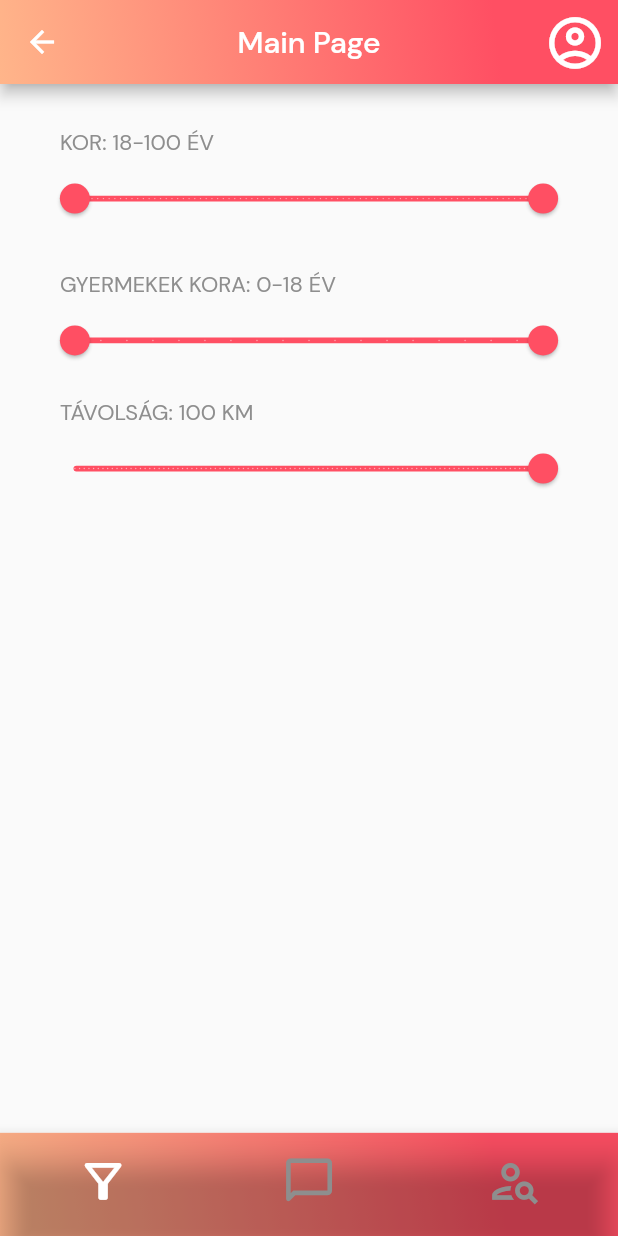
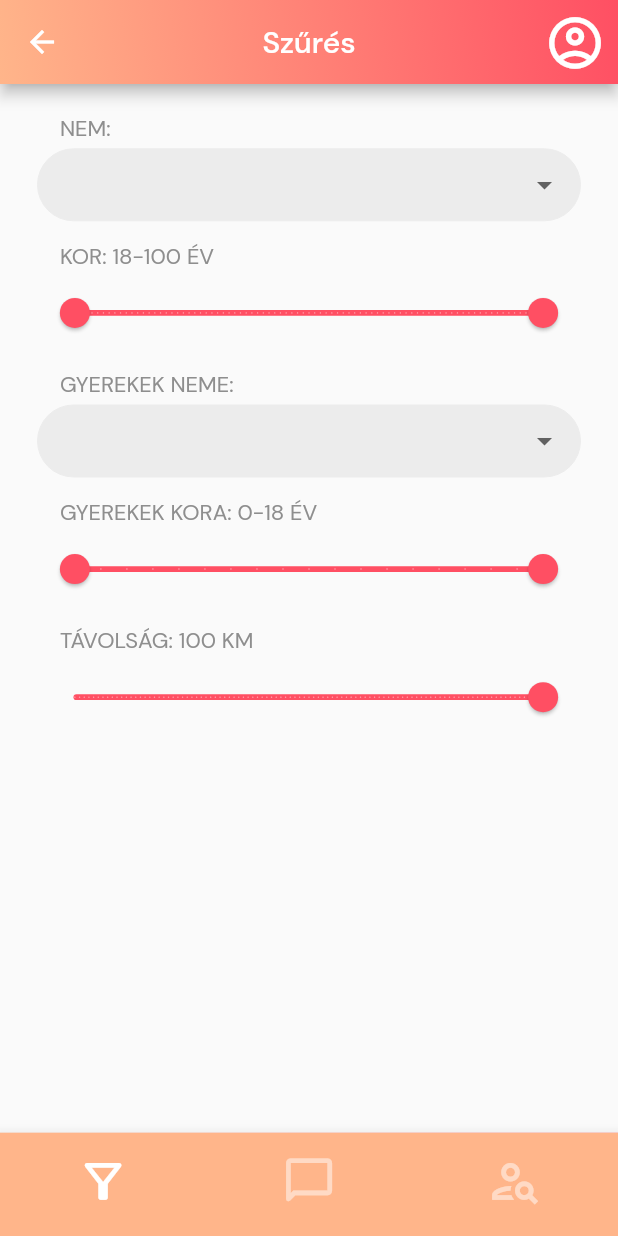
Before and after one commit to franciskav/Onlab1, a Flutter app: the MainPage screen opened by its route, on a phone screen of 412 x 824 dp. Run offline on Flutter 3.47's test engine with Material 2 defaults, Android fonts, the light colour scheme and no system bars; our stand-ins replace firebase_auth, firebase_core, firebase_database, firebase_storage, flutter_mobx, flutter_screenutil and 4 more; accounts and stored records are empty; generated files the repository leaves out were written again.

Commit message:
small fixes

```diff
--- a/lib/components/appBar/gradient_background.dart
+++ b/lib/components/appBar/gradient_background.dart
@@ -11,7 +11,7 @@ class GradientBackground extends StatelessWidget {
           gradient: LinearGradient(
               begin: Alignment.bottomLeft,
               end: Alignment.topRight,
-              stops: [0.0, 0.8],
+              stops: [0.0, 1.0],
               colors: [ColorConstants.primaryLight, ColorConstants.primary])),
     );
   }
--- a/lib/config/color_constants.dart
+++ b/lib/config/color_constants.dart
@@ -10,5 +10,6 @@ class ColorConstants {
   static const Color gray = Color.fromRGBO(142, 142, 142, 1.0);
   static const Color grayLight = Color.fromRGBO(236, 236, 236, 1.0);
   static const Color white = Colors.white;
+  static const Color whiteGradient = Color.fromRGBO(255, 255, 255, 0.5);
   static const Color transparent = Colors.transparent;
 }
--- a/lib/l10n/app_hu.arb
+++ b/lib/l10n/app_hu.arb
@@ -49,6 +49,8 @@
   "@kids": {"description": ""},
   "introduction": "Bemutatkozás",
   "@introduction": {"description": ""},
+  "picture": "Fotó",
+  "@picture": {"description": ""},
   "save": "Metés",
   "@save": {"description": ""}
 }
--- a/lib/pages/edit_child_profile_page.dart
+++ b/lib/pages/edit_child_profile_page.dart
@@ -28,7 +28,9 @@ class _EditChildProfilePageState extends State<EditChildProfilePage> {
   }
 
   void onSavePress(UserStore _userStore) {
-    _userStore.updateChild((error) {
+    _userStore.updateChild(() {
+      Navigator.pop(context);
+    }, (error) {
       showSnackBar(error);
     });
   }
--- a/lib/pages/filter_page.dart
+++ b/lib/pages/filter_page.dart
@@ -11,6 +11,8 @@ import 'package:onlab1/components/slider/custom_slider.dart';
 import 'package:onlab1/components/textField/custom_text_field.dart';
 import 'package:onlab1/components/button/custom_elevated_button.dart';
 import 'package:flutter_screenutil/flutter_screenutil.dart';
+import 'package:onlab1/enums/select_child_gender.dart';
+import 'package:onlab1/enums/select_parent_gender.dart';
 
 class FilterPage extends StatefulWidget {
   const FilterPage({
@@ -31,8 +33,8 @@ class _FilterPageState extends State<FilterPage> {
         child: Column(
           //mainAxisAlignment: MainAxisAlignment.center,
           children: <Widget>[
-            // CustomDropdown(
-            //     items: ["Nő", "Férfi", "Mindkettő"], label: "Nem:", onChanged: (value) {}),
+            CustomDropdown(
+                items: SelectParentGender.values, label: "Nem:", onChanged: (value) {}),
             SizedBox(
               height: 10.h,
             ),
@@ -40,12 +42,12 @@ class _FilterPageState extends State<FilterPage> {
             SizedBox(
               height: 10.h,
             ),
-            // CustomDropdown(
-            //     items: ["Kislány", "Kisfiú", "Mindkettő"], label: "Gyerek neme:", onChanged: (value) {}),
+            CustomDropdown(
+                items: SelectChildGender.values, label: "Gyerekek neme:", onChanged: (value) {}),
             SizedBox(
               height: 10.h,
             ),
-            const CustomRangeSlider(label: "Gyermekek kora:", min: 0, max: 18, metric: "év",),
+            const CustomRangeSlider(label: "Gyerekek kora:", min: 0, max: 18, metric: "év",),
             SizedBox(
               height: 10.h,
             ),
--- a/lib/pages/main_page.dart
+++ b/lib/pages/main_page.dart
@@ -32,12 +32,24 @@ class _MainPageState extends State<MainPage> {
     });
   }
 
+  String getTitle() {
+    switch (selectedIndex) {
+      case 0:
+        return 'Szűrés';
+      case 1:
+        return 'Ismerősök';
+      case 2:
+        return 'Ajánlások';
+    }
+    return '';
+  }
+
   @override
   Widget build(BuildContext context) {
     final L10n? l10n = L10n.of(context);
     return Scaffold(
       appBar: AppBar(
-        title: const Text("Main Page"),
+        title: Text(getTitle()),
         flexibleSpace: const GradientBackground(),
         actions: [
           IconButton(
@@ -60,7 +72,7 @@ class _MainPageState extends State<MainPage> {
                 stops: [0.0, 0.8],
                 colors: [ColorConstants.primaryLight, ColorConstants.primary])),
         child: BottomNavigationBar(
-          backgroundColor: ColorConstants.transparent,
+          backgroundColor: ColorConstants.primaryLight,
           showSelectedLabels: false,
           showUnselectedLabels: false,
           items: <BottomNavigationBarItem>[
@@ -79,7 +91,7 @@ class _MainPageState extends State<MainPage> {
           ],
           currentIndex: selectedIndex,
           selectedItemColor: ColorConstants.white,
-          unselectedItemColor: ColorConstants.gray,
+          unselectedItemColor: ColorConstants.whiteGradient,
           onTap: _onItemTapped,
         ),
       ),
```
Also changed, not shown: lib/components/listItem/chat_list_item.dart (+8 -13 lines), lib/pages/chat_list_page.dart (+2 -7 lines), lib/pages/edit_profile_page.dart (+12 -11 lines), lib/pages/login_page.dart (+9 -4 lines), lib/pages/profile_page.dart (+49 -8 lines), lib/stores/user_store.dart (+45 -8 lines), lib/stores/user_store.g.dart, 2 other files.
